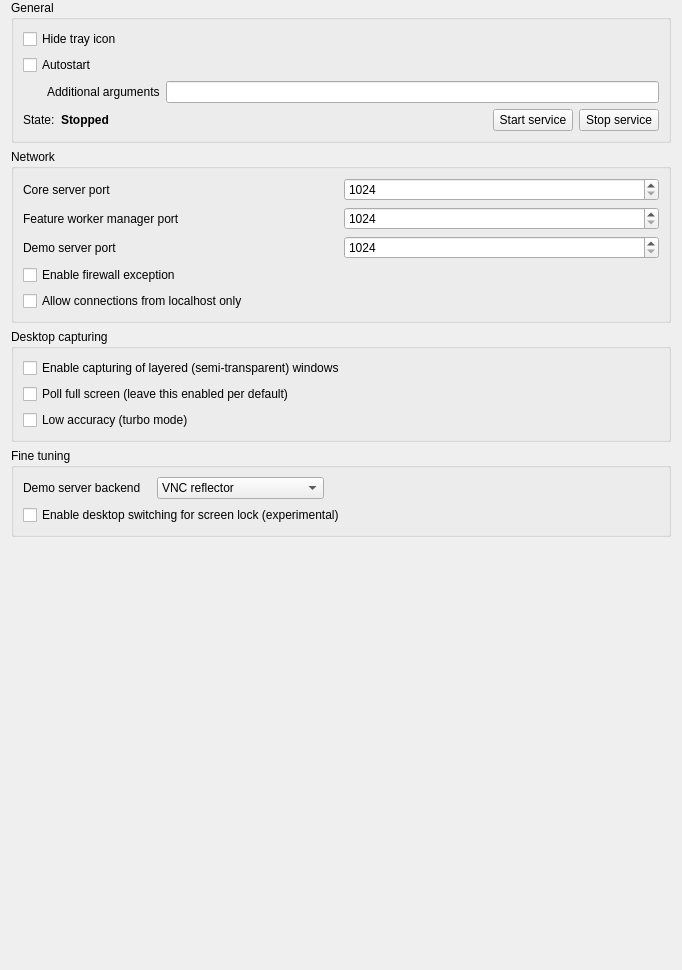
This is configurator/forms/ServiceConfigurationPage.ui in veyon/veyon as Qt 5 draws it before an edit. The edited form follows.
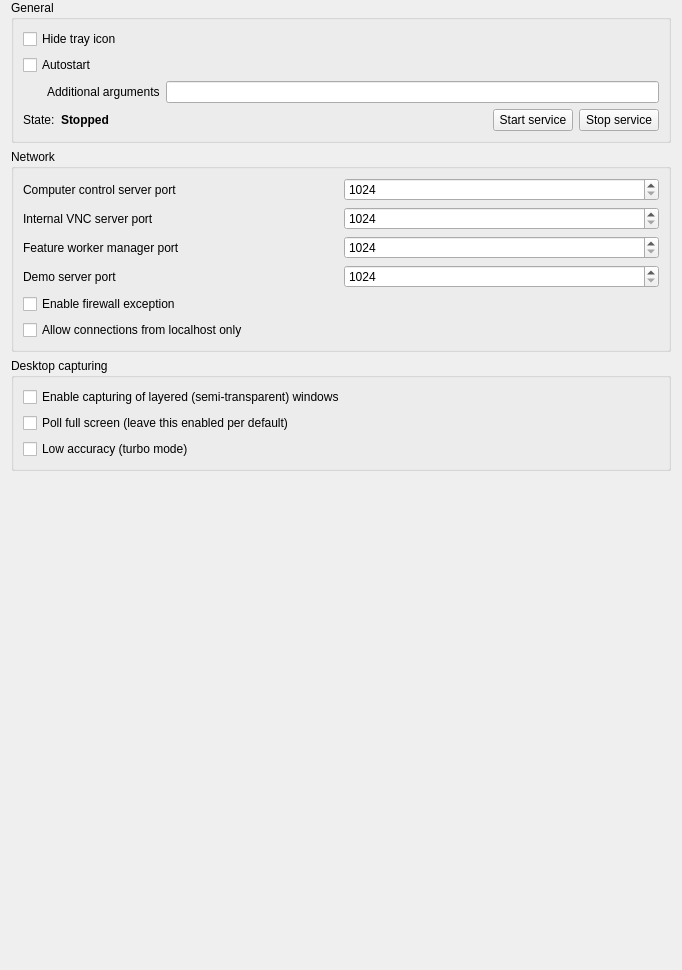
This is the edited form. Icons and pictures are not drawn.

Commit message: Core, Configurator: clean up configuration and make VNC server port configurable

Diff of the .ui file:
```diff
--- a/configurator/forms/ServiceConfigurationPage.ui
+++ b/configurator/forms/ServiceConfigurationPage.ui
@@ -134,18 +134,8 @@
       <string>Network</string>
      </property>
      <layout class="QGridLayout" name="gridLayout_11">
-      <item row="0" column="1">
-       <widget class="QSpinBox" name="coreServerPort">
-        <property name="minimum">
-         <number>1024</number>
-        </property>
-        <property name="maximum">
-         <number>65535</number>
-        </property>
-       </widget>
-      </item>
       <item row="2" column="1">
-       <widget class="QSpinBox" name="demoServerPort">
+       <widget class="QSpinBox" name="featureWorkerManagerPort">
         <property name="minimum">
          <number>1024</number>
         </property>
@@ -154,43 +144,70 @@
         </property>
        </widget>
       </item>
-      <item row="3" column="0" colspan="2">
-       <widget class="QCheckBox" name="isFirewallExceptionEnabled">
-        <property name="text">
-         <string>Enable firewall exception</string>
-        </property>
-       </widget>
-      </item>
-      <item row="4" column="0" colspan="2">
-       <widget class="QCheckBox" name="localConnectOnly">
-        <property name="text">
-         <string>Allow connections from localhost only</string>
-        </property>
-       </widget>
-      </item>
-      <item row="0" column="0">
-       <widget class="QLabel" name="label_12">
-        <property name="text">
-         <string>Core server port</string>
-        </property>
-       </widget>
-      </item>
-      <item row="2" column="0">
+      <item row="3" column="0">
        <widget class="QLabel" name="label_13">
         <property name="text">
          <string>Demo server port</string>
         </property>
        </widget>
       </item>
-      <item row="1" column="0">
+      <item row="0" column="1">
+       <widget class="QSpinBox" name="computerControlServerPort">
+        <property name="minimum">
+         <number>1024</number>
+        </property>
+        <property name="maximum">
+         <number>65535</number>
+        </property>
+       </widget>
+      </item>
+      <item row="2" column="0">
        <widget class="QLabel" name="label_14">
         <property name="text">
          <string>Feature worker manager port</string>
         </property>
        </widget>
       </item>
+      <item row="0" column="0">
+       <widget class="QLabel" name="label_12">
+        <property name="text">
+         <string>Computer control server port</string>
+        </property>
+       </widget>
+      </item>
+      <item row="4" column="0" colspan="2">
+       <widget class="QCheckBox" name="isFirewallExceptionEnabled">
+        <property name="text">
+         <string>Enable firewall exception</string>
+        </property>
+       </widget>
+      </item>
+      <item row="3" column="1">
+       <widget class="QSpinBox" name="demoServerPort">
+        <property name="minimum">
+         <number>1024</number>
+        </property>
+        <property name="maximum">
+         <number>65535</number>
+        </property>
+       </widget>
+      </item>
+      <item row="5" column="0" colspan="2">
+       <widget class="QCheckBox" name="localConnectOnly">
+        <property name="text">
+         <string>Allow connections from localhost only</string>
+        </property>
+       </widget>
+      </item>
+      <item row="1" column="0">
+       <widget class="QLabel" name="label_15">
+        <property name="text">
+         <string>Internal VNC server port</string>
+        </property>
+       </widget>
+      </item>
       <item row="1" column="1">
-       <widget class="QSpinBox" name="featureWorkerManagerPort">
+       <widget class="QSpinBox" name="vncServerPort">
         <property name="minimum">
          <number>1024</number>
         </property>
@@ -232,63 +249,6 @@
      </layout>
     </widget>
    </item>
-   <item>
-    <widget class="QGroupBox" name="groupBox_9">
-     <property name="title">
-      <string>Fine tuning</string>
-     </property>
-     <layout class="QVBoxLayout" name="verticalLayout">
-      <item>
-       <layout class="QHBoxLayout" name="horizontalLayout_11" stretch="0,1,2">
-        <property name="spacing">
-         <number>16</number>
-        </property>
-        <item>
-         <widget class="QLabel" name="label_6">
-          <property name="text">
-           <string>Demo server backend</string>
-          </property>
-         </widget>
-        </item>
-        <item>
-         <widget class="QComboBox" name="demoServerBackend">
-          <item>
-           <property name="text">
-            <string>VNC reflector</string>
-           </property>
-          </item>
-          <item>
-           <property name="text">
-            <string>iTALC 1 demo server</string>
-           </property>
-          </item>
-         </widget>
-        </item>
-        <item>
-         <spacer name="horizontalSpacer_15">
-          <property name="orientation">
-           <enum>Qt::Horizontal</enum>
-          </property>
-          <property name="sizeHint" stdset="0">
-           <size>
-            <width>40</width>
-            <height>20</height>
-           </size>
-          </property>
-         </spacer>
-        </item>
-       </layout>
-      </item>
-      <item>
-       <widget class="QCheckBox" name="lockWithDesktopSwitching">
-        <property name="text">
-         <string>Enable desktop switching for screen lock (experimental)</string>
-        </property>
-       </widget>
-      </item>
-     </layout>
-    </widget>
-   </item>
    <item>
     <spacer name="verticalSpacer">
      <property name="orientation">
```
Left out of the diff: 16 changed lines with no effect on the pictures. The commit also changes 11 other files.
